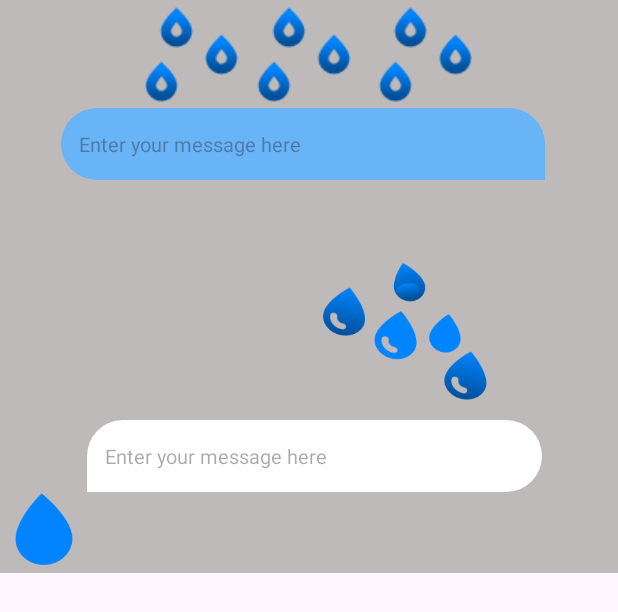
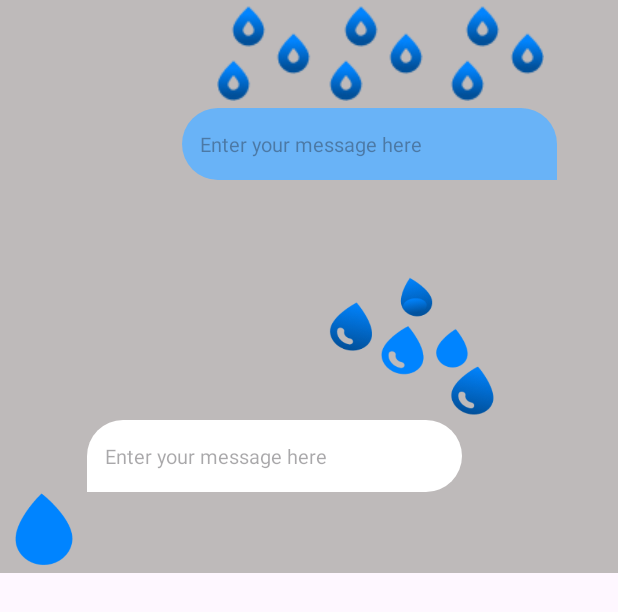
Before and after one commit to z0etz/SplashMessenger, an Android app: the layout item_waterdrop.xml on its own in the app's theme, with its tools: preview values and no code run, on a phone screen of 412 x 824 dp. Shown: the top 612 px of the screen. Run offline under Robolectric (Android 15) with nearby library versions, the phone set to English and light mode, and no system bars.

```diff
--- a/app/src/main/res/layout/item_waterdrop.xml
+++ b/app/src/main/res/layout/item_waterdrop.xml
@@ -8,6 +8,7 @@
 
     <!-- Sent -->
 
+
     <ImageView
         android:id="@+id/imageSentMessage"
         android:layout_width="wrap_content"
@@ -16,27 +17,30 @@
         android:src="@drawable/drope_sent_message"
         app:layout_constraintBottom_toTopOf="@+id/textMessageSent"
         app:layout_constraintEnd_toEndOf="parent"
-        app:layout_constraintHorizontal_bias="0.497"
+        app:layout_constraintHorizontal_bias="0.756"
         app:layout_constraintStart_toStartOf="parent"
         app:layout_constraintTop_toTopOf="parent"
-        app:layout_constraintVertical_bias="0.138" />
+        app:layout_constraintVertical_bias="0.0" />
 
     <EditText
         android:id="@+id/textMessageSent"
-        android:layout_width="@dimen/view_bottom_height_sign_up"
+        android:layout_width="0dp"
         android:layout_height="wrap_content"
         android:layout_marginTop="@dimen/medium_margin_top"
         android:layout_marginEnd="@dimen/small_margin_end"
         android:background="@drawable/background_sent_message"
+        android:hint="@string/enter_sent_message_here"
+        android:inputType="text"
+        android:minHeight="@dimen/button_search"
         android:padding="@dimen/small_padding"
         android:textColor="@color/white"
         android:textSize="@dimen/medium_text_size"
-        android:hint="@string/enter_your_message_here"
-        android:minHeight="@dimen/button_search"
-    app:layout_constraintBottom_toTopOf="@+id/textDateTimeSent"
+        app:layout_constraintBottom_toTopOf="@+id/textDateTimeSent"
         app:layout_constraintEnd_toEndOf="parent"
+        app:layout_constraintHorizontal_bias="0.803"
         app:layout_constraintStart_toStartOf="parent"
         app:layout_constraintTop_toTopOf="parent"
+        app:layout_constraintWidth_max="@dimen/medium_constraintWidth"
         app:layout_constraintWidth_percent="0.8" />
 
     <TextView
@@ -62,20 +66,20 @@
 
     <ImageView
         android:id="@+id/imageReceivedMessage"
-        android:layout_width="140dp"
-        android:layout_height="110dp"
+        android:layout_width="@dimen/image_received_message_width"
+        android:layout_height="@dimen/image_received_message_height"
         android:contentDescription="@null"
         android:src="@drawable/drope_received_message"
         app:layout_constraintBottom_toTopOf="@+id/textMessageReceived"
         app:layout_constraintEnd_toEndOf="parent"
-        app:layout_constraintHorizontal_bias="0.7"
+        app:layout_constraintHorizontal_bias="0.723"
         app:layout_constraintStart_toEndOf="@+id/imageProfile"
         app:layout_constraintTop_toTopOf="parent"
-        app:layout_constraintVertical_bias="0.941" />
+        app:layout_constraintVertical_bias="1.0" />
 
     <EditText
         android:id="@+id/textMessageReceived"
-        android:layout_width="@dimen/view_bottom_height_sign_up"
+        android:layout_width="0dp"
         android:layout_height="wrap_content"
         android:layout_marginStart="@dimen/extra_small_margin_top"
         android:layout_marginTop="@dimen/extra_large_margin_top"
@@ -83,11 +87,14 @@
         android:padding="@dimen/small_padding"
         android:textColor="@color/white"
         android:textSize="@dimen/medium_text_size"
-        android:hint="@string/enter_your_message_here"
+        android:hint="@string/enter_received_message_here"
         android:minHeight="@dimen/button_search"
+        android:inputType="text"
         app:layout_constraintStart_toEndOf="@+id/imageProfile"
         app:layout_constraintTop_toTopOf="parent"
-        app:layout_constraintWidth_percent="0.75" />
+        app:layout_constraintWidth_percent="0.75"
+        app:layout_constraintWidth_max="@dimen/medium_constraintWidth" />
+
 
     <TextView
         android:id="@+id/textDateTimeReceived"
--- a/app/src/main/res/values/dimens.xml
+++ b/app/src/main/res/values/dimens.xml
@@ -33,4 +33,7 @@
     <dimen name="medium_text_size">13sp</dimen>
     <dimen name="extra_small_margin_top">4dp</dimen>
     <dimen name="extra_large_margin_top">276dp</dimen>
+    <dimen name="image_received_message_width">140dp</dimen>
+    <dimen name="image_received_message_height">110dp</dimen>
+    <dimen name="medium_constraintWidth">250dp</dimen>
 </resources>
--- a/app/src/main/res/values/strings.xml
+++ b/app/src/main/res/values/strings.xml
@@ -80,6 +80,7 @@
     <string name="no_message">No Message, Yet</string>
     <string name="no_user_logged_in">no user logged in</string>
     <string name="sign_out">Sign out</string>
-    <string name="enter_your_message_here">Enter your message here</string>
+    <string name="enter_sent_message_here">Enter your message here</string>
+    <string name="enter_received_message_here">Enter your message here</string>
 
 </resources>
```
